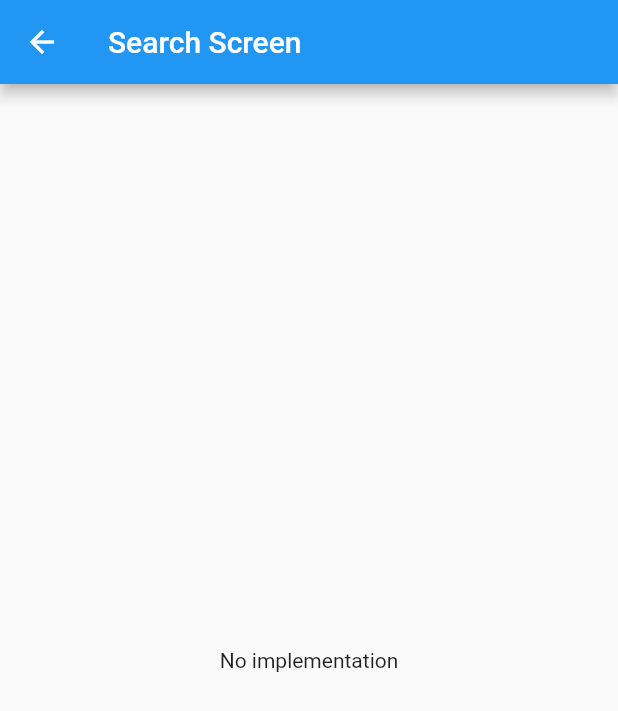
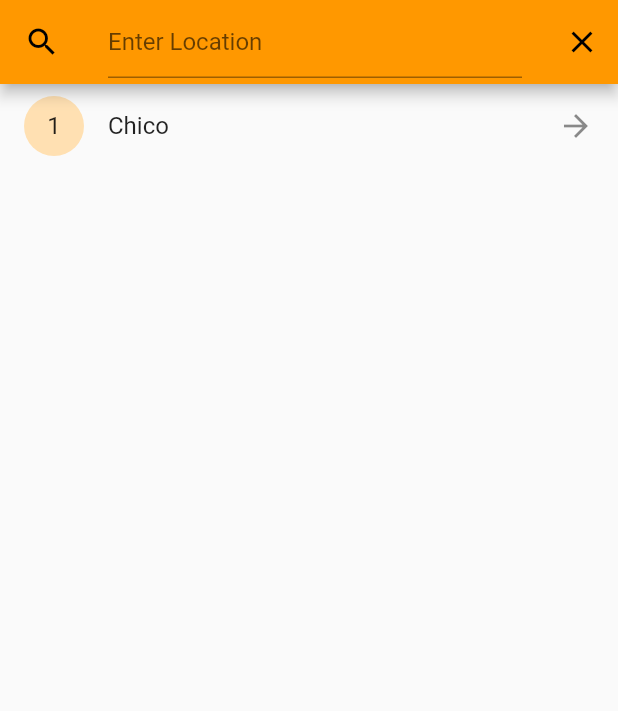
Before and after one commit to kausicmn/Mausam, a Flutter app: the MyHomePage screen opened directly, after a tap on the "search" icon, on a phone screen of 412 x 824 dp. Shown: the top 711 px of the screen. Run offline on Flutter 3.47's test engine with Material 2 defaults, Android fonts, the phone set to English and light mode, and no system bars; our stand-ins replace easy_search_bar, geolocator, shared_preferences, weather; accounts and stored records are empty.

Commit message:
Commit to resolved conflict

```diff
--- a/my_app/lib/SecondRoute.dart
+++ b/my_app/lib/SecondRoute.dart
@@ -4,18 +4,18 @@ import 'package:easy_search_bar/easy_search_bar.dart';
 import 'package:shared_preferences/shared_preferences.dart';
 
 void main() {
-  runApp(const MyHomePage());
+  runApp(const SecondPage());
 }
 
 
-class MyHomePage extends StatefulWidget {
-  const MyHomePage({Key? key}) : super(key: key);
+class SecondPage extends StatefulWidget {
+  const SecondPage({Key? key}) : super(key: key);
 
   @override
-  State<MyHomePage> createState() => _MyHomePageState();
+  State<SecondPage> createState() => _MyHomePageState();
 }
 
-class _MyHomePageState extends State<MyHomePage> {
+class _MyHomePageState extends State<SecondPage> {
   String searchValue = '';
   SharedPreferences? prefs;
   List<String> _searchHistory=['Chico'];
--- a/my_app/lib/main.dart
+++ b/my_app/lib/main.dart
@@ -4,13 +4,11 @@ import 'package:weather/weather.dart';
 import 'package:geolocator/geolocator.dart';
 import 'map_page.dart';
 import 'search_page.dart';
+import 'SecondRoute.dart';
 import 'settings_page.dart';
 
 void main() {
-  runApp(const MaterialApp(
-    title: 'Navigation Basics',
-    home: FirstRoute(),
-  ));
+  runApp(const MyApp());
 }
 
 class MyApp extends StatelessWidget {
@@ -244,7 +242,7 @@ class _MyHomePageState extends State<MyHomePage> {
               onPressed: () {
                 Navigator.push(
                   context,
-                  MaterialPageRoute(builder: (context) => const SearchPage()),
+                  MaterialPageRoute(builder: (context) => const SecondPage()),
                 );
               },
             ),
```
Lines whose indentation alone changed are shown as unchanged.
